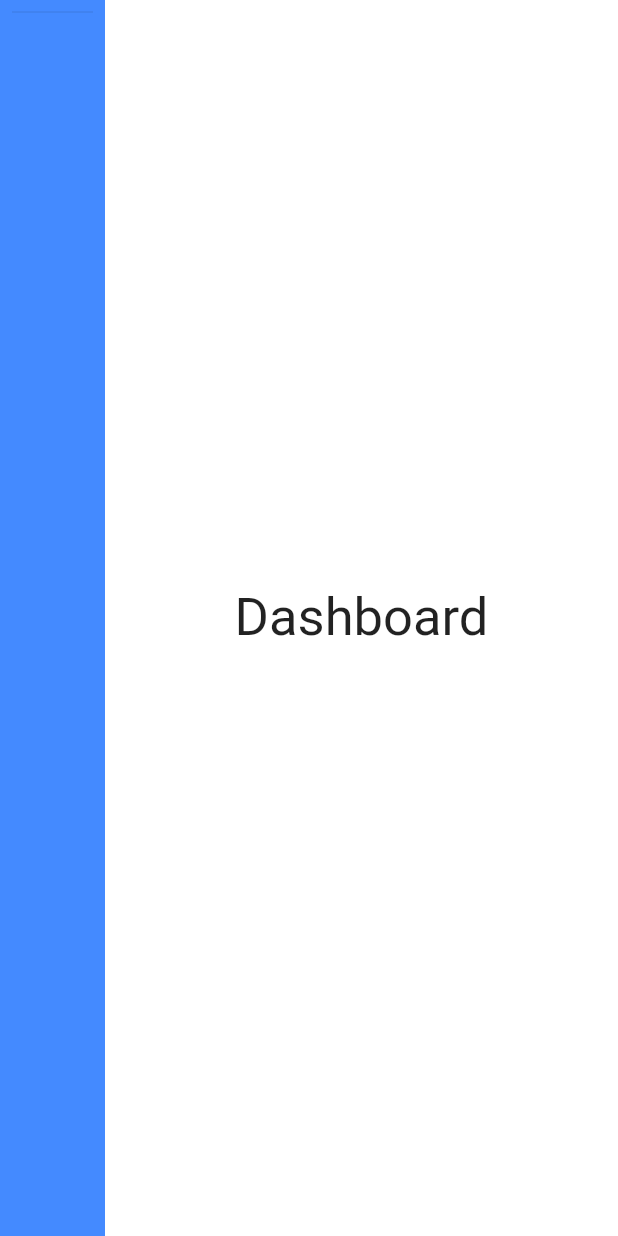
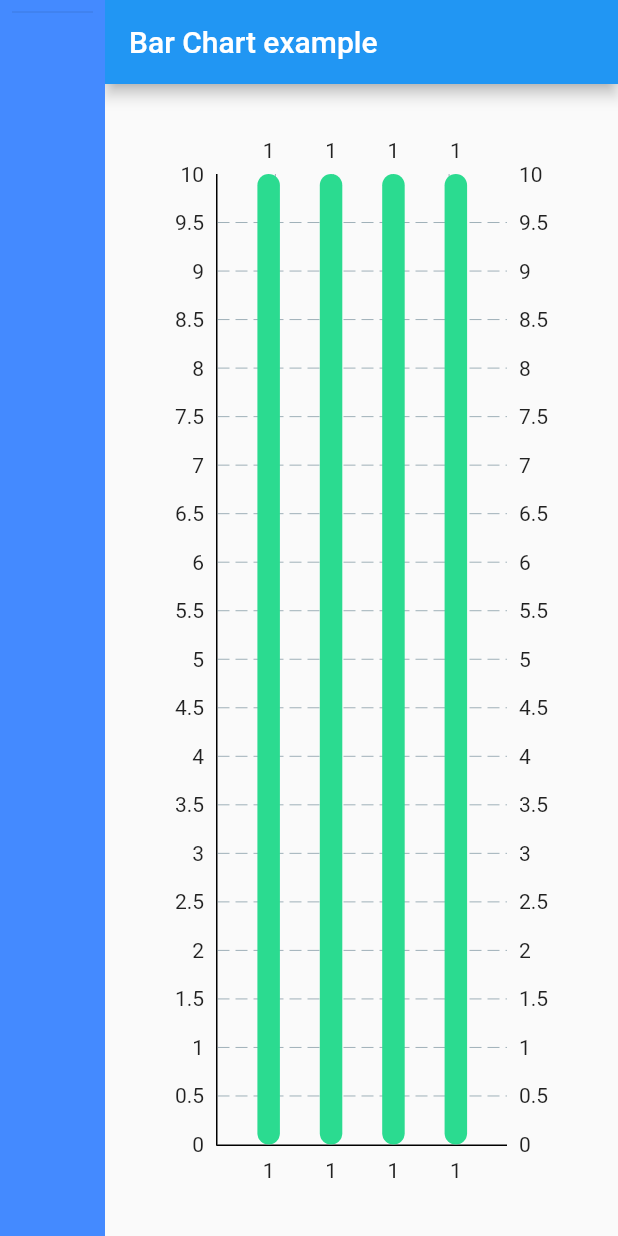
Before and after one commit to Swami39/sidem, a Flutter app: the screen it shows after launch, on a phone screen of 412 x 824 dp. Run offline on Flutter 3.47's test engine with Material 2 defaults, Android fonts, the phone set to English and light mode, and no system bars; drawn by our look-alikes of easy_sidemenu, fl_chart; our stand-ins replace auto_size_text, built_collection, built_value, cloud_firestore, firebase_core, font_awesome_flutter and 4 more; missing offline and left inert: candlesticks, flutter_radar_chart, json_path; accounts and stored records are empty; generated files the repository leaves out were written again.

Commit message:
INITIAL COMMIT

```diff
--- a/lib/custom_code/widgets/sidemenu.dart
+++ b/lib/custom_code/widgets/sidemenu.dart
@@ -1,12 +1,17 @@
 // Automatic FlutterFlow imports
+import 'package:sidemenu/candlesticks.dart';
+
 import '../../backend/backend.dart';
 import '../../flutter_flow/flutter_flow_theme.dart';
 import '../../flutter_flow/flutter_flow_util.dart';
 import 'index.dart'; // Imports other custom widgets
 import 'package:flutter/material.dart';
+import 'package:sidemenu/flchartwidget.dart';
 // Begin custom widget code
 import 'package:flutter/material.dart';
 import 'package:easy_sidemenu/easy_sidemenu.dart';
+import 'package:flutter_radar_chart/flutter_radar_chart.dart';
+import 'package:sidemenu/radarchartwidget.dart';
 
 class Sidemenu extends StatefulWidget {
   const Sidemenu({
@@ -87,37 +92,28 @@ class _SidemenuState extends State<Sidemenu> {
                 Container(
                   color: Colors.white,
                   child: Center(
-                    child: Text(
-                      'Dashboard',
-                      style: TextStyle(fontSize: 35),
-                    ),
+                    child:FLBarChartWidget(),
+
+                  ),
+                ),
+
+                Container(
+                  color: Colors.white,
+                  child: Center(
+                    child: FLBarChartWidget(),
+
                   ),
                 ),
                 Container(
                   color: Colors.white,
                   child: Center(
-                    child: Text(
-                      'Users',
-                      style: TextStyle(fontSize: 35),
-                    ),
+                    child: RadarChartWidget(),
                   ),
                 ),
                 Container(
                   color: Colors.white,
                   child: Center(
-                    child: Text(
-                      'Files',
-                      style: TextStyle(fontSize: 35),
-                    ),
-                  ),
-                ),
-                Container(
-                  color: Colors.white,
-                  child: Center(
-                    child: Text(
-                      'Download',
-                      style: TextStyle(fontSize: 35),
-                    ),
+                    child: candelstickwidget(),
                   ),
                 ),
                 Container(
--- /dev/null
+++ b/lib/flchartwidget.dart
@@ -0,0 +1,91 @@
+import 'package:flutter/material.dart';
+import 'package:fl_chart/fl_chart.dart';
+
+import 'package:flutter/material.dart';
+import 'package:fl_chart/fl_chart.dart';
+
+class FLBarChartWidget extends StatefulWidget {
+  const FLBarChartWidget({
+    Key key,
+    this.width,
+    this.height,
+    // this.bar,
+  }) : super(key: key);
+
+  final double width;
+  final double height;
+  // final List<ChartRecord> bar;
+
+  @override
+  _FLBarChartWidgetState createState() => _FLBarChartWidgetState();
+}
+
+class _FLBarChartWidgetState extends State<FLBarChartWidget> {
+  final List<BarChartGroupData> _result = [];
+
+  // @override
+  // void initState() {
+  //   super.initState();
+  //   for (var result in widget.bar) {
+  //     _result.add(BarChartGroupData(x: 1, barRods: [
+  //       BarChartRodData(
+  //           toY: result.price,
+  //           width: 15,
+  //           color: Color(0xff2bdb90)),
+  //     ]));
+  //   }
+  // }
+  //
+  // @override
+  // void dispose() {
+  //   //hhi
+  //   super.dispose();
+  // }
+
+  @override
+  Widget build(BuildContext context) {
+    return Scaffold(
+      appBar: AppBar(
+        title: const Text('Bar Chart example'),
+      ),
+      body: Padding(
+        padding: const EdgeInsets.all(30),
+        child: BarChart(BarChartData(
+            borderData: FlBorderData(
+                border: const Border(
+                  top: BorderSide.none,
+                  right: BorderSide.none,
+                  left: BorderSide(width: 1),
+                  bottom: BorderSide(width: 1),
+                )),
+            groupsSpace: 10,
+            barGroups: [BarChartGroupData(x: 1, barRods: [
+          BarChartRodData(
+              toY: 10,
+              width: 15,
+              color: Color(0xff2bdb90)),
+        ]),
+              BarChartGroupData(x: 1, barRods: [
+                BarChartRodData(
+                    toY: 10,
+                    width: 15,
+                    color: Color(0xff2bdb90)),
+              ]),
+              BarChartGroupData(x: 1, barRods: [
+                BarChartRodData(
+                    toY: 10,
+                    width: 15,
+                    color: Color(0xff2bdb90)),
+              ]),
+              BarChartGroupData(x: 1, barRods: [
+                BarChartRodData(
+                    toY: 10,
+                    width: 15,
+                    color: Color(0xff2bdb90)),
+              ]),
+            ]
+        )),
+      ),
+    );
+  }
+}
--- a/lib/main.dart
+++ b/lib/main.dart
@@ -6,7 +6,8 @@ import 'flutter_flow/flutter_flow_theme.dart';
 import 'flutter_flow/flutter_flow_util.dart';
 import 'flutter_flow/internationalization.dart';
 import 'index.dart';
-
+import 'package:fl_chart/fl_chart.dart';
+import 'flchartwidget.dart';
 void main() async {
   WidgetsFlutterBinding.ensureInitialized();
   await Firebase.initializeApp();
@@ -14,7 +15,6 @@ void main() async {
 
   runApp(MyApp());
 }
-
 class MyApp extends StatefulWidget {
   // This widget is the root of your application.
   @override
--- a/pubspec.yaml
+++ b/pubspec.yaml
@@ -48,6 +48,9 @@ dependencies:
   # The following adds the Cupertino Icons font to your application.
   # Use with the CupertinoIcons class for iOS style icons.
   cupertino_icons: ^1.0.0
+  fl_chart: ^0.50.1
+  flutter_radar_chart: ^0.2.1
+  candlesticks: ^2.1.0
 
 dev_dependencies:
   build_runner: 2.1.7
```
Also changed, not shown: lib/candlesticks.dart (added, +53 -0 lines), lib/radarchartwidget.dart (added, +142 -0 lines), lib/backend/schema/serializers.g.dart (added), lib/backend/schema/sidemenu_record.g.dart (added), pubspec.lock (added), 3 other files.
